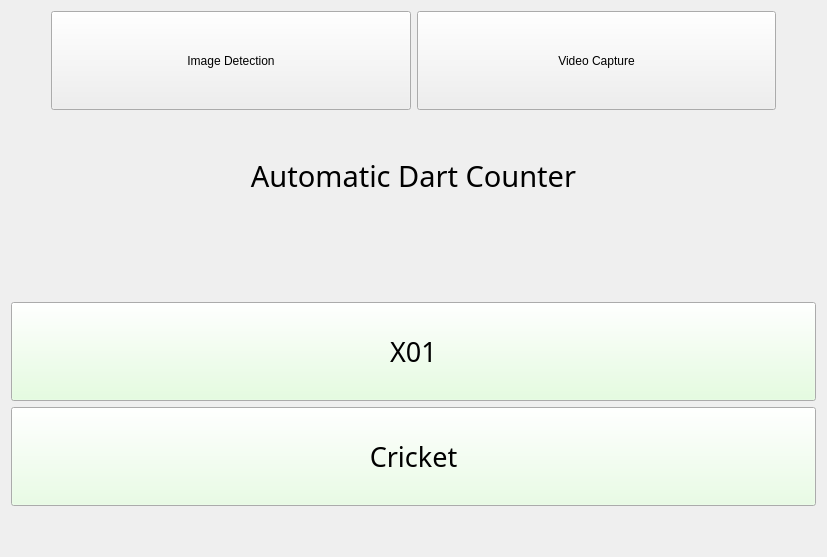
Above: mainwindow.ui from White-Dwarf/Automatic_Dart_Detection before the change. Below: the same form after it.
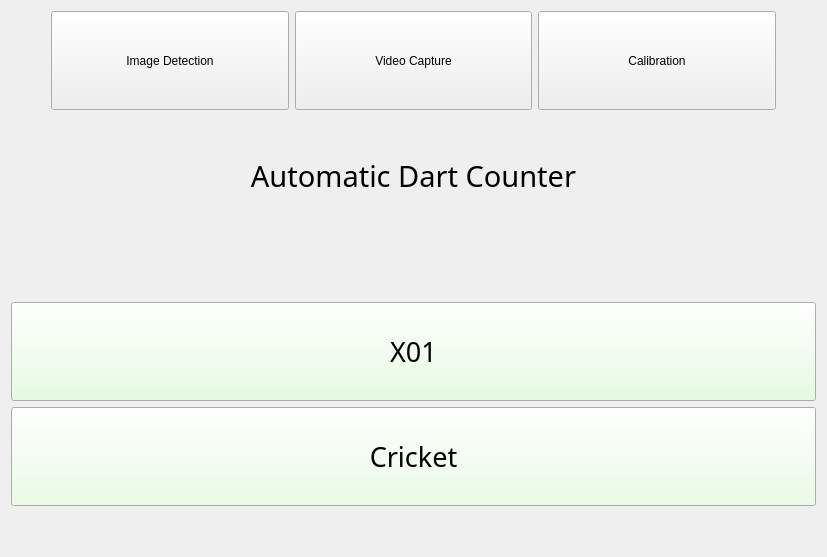
That is the form after the change.

Commit message: edited x01 game, instantieted calibration files

```diff
--- a/mainwindow.ui
+++ b/mainwindow.ui
@@ -70,6 +70,19 @@
           </property>
          </widget>
         </item>
+        <item>
+         <widget class="QPushButton" name="calibration_btn">
+          <property name="sizePolicy">
+           <sizepolicy hsizetype="Minimum" vsizetype="Minimum">
+            <horstretch>0</horstretch>
+            <verstretch>0</verstretch>
+           </sizepolicy>
+          </property>
+          <property name="text">
+           <string>Calibration</string>
+          </property>
+         </widget>
+        </item>
         <item>
          <spacer name="horizontalSpacer_2">
           <property name="orientation">
```
The commit also changes 4 other files.
